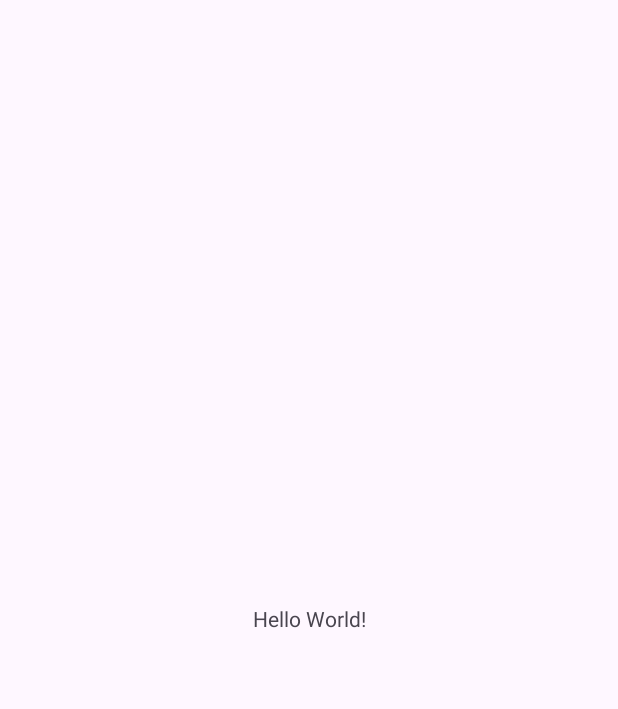
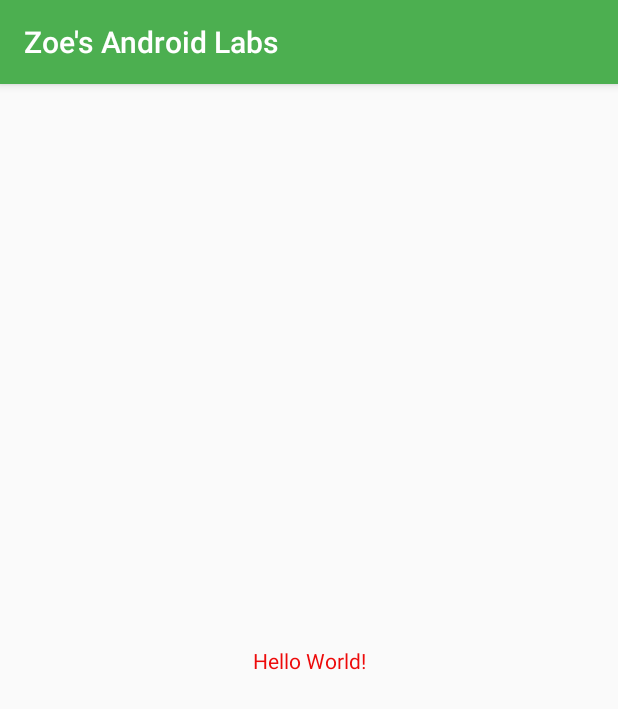
Before and after one commit to ZHOU-1234567/MyAndroidLabs, an Android app: the screen it shows after launch (MainActivity), on a phone screen of 412 x 824 dp. Before the commit the part shown is almost empty. Shown: the top 709 px of the screen. Run offline under Robolectric (Android 15) with nearby library versions, the phone set to English and light mode, and no system bars.

Commit message:
Second commit: changed the icon and app colours

```diff
--- a/app/src/main/AndroidManifest.xml
+++ b/app/src/main/AndroidManifest.xml
@@ -6,9 +6,8 @@
         android:allowBackup="true"
         android:dataExtractionRules="@xml/data_extraction_rules"
         android:fullBackupContent="@xml/backup_rules"
-        android:icon="@mipmap/ic_launcher"
+        android:icon="@drawable/app_icon"
         android:label="@string/app_name"
-        android:roundIcon="@mipmap/ic_launcher_round"
         android:supportsRtl="true"
         android:theme="@style/Theme.ZoesAndroidLabs"
         tools:targetApi="31">
--- a/app/src/main/res/mipmap-anydpi/ic_launcher.xml
+++ /dev/null
@@ -1,6 +0,0 @@
-<?xml version="1.0" encoding="utf-8"?>
-<adaptive-icon xmlns:android="http://schemas.android.com/apk/res/android">
-    <background android:drawable="@drawable/ic_launcher_background" />
-    <foreground android:drawable="@drawable/ic_launcher_foreground" />
-    <monochrome android:drawable="@drawable/ic_launcher_foreground" />
-</adaptive-icon>
--- a/app/src/main/res/mipmap-anydpi/ic_launcher_round.xml
+++ /dev/null
@@ -1,6 +0,0 @@
-<?xml version="1.0" encoding="utf-8"?>
-<adaptive-icon xmlns:android="http://schemas.android.com/apk/res/android">
-    <background android:drawable="@drawable/ic_launcher_background" />
-    <foreground android:drawable="@drawable/ic_launcher_foreground" />
-    <monochrome android:drawable="@drawable/ic_launcher_foreground" />
-</adaptive-icon>
--- a/app/src/main/res/values-night/themes.xml
+++ /dev/null
@@ -1,7 +0,0 @@
-<resources xmlns:tools="http://schemas.android.com/tools">
-    <!-- Base application theme. -->
-    <style name="Base.Theme.ZoesAndroidLabs" parent="Theme.Material3.DayNight.NoActionBar">
-        <!-- Customize your dark theme here. -->
-        <!-- <item name="colorPrimary">@color/my_dark_primary</item> -->
-    </style>
-</resources>
--- a/app/src/main/res/values/colors.xml
+++ b/app/src/main/res/values/colors.xml
@@ -1,5 +1,11 @@
 <?xml version="1.0" encoding="utf-8"?>
 <resources>
+    <color name="my_primary">#4CAF50</color>
+    <color name="my_secondary">#9C27B0</color>
+    <color name="my_statusbar">#FFEB3B</color>
+
+    <color name="my_text">#ED0A0A</color>
+
     <color name="black">#FF000000</color>
     <color name="white">#FFFFFFFF</color>
 </resources>
--- a/app/src/main/res/values/themes.xml
+++ b/app/src/main/res/values/themes.xml
@@ -1,6 +1,18 @@
 <resources xmlns:tools="http://schemas.android.com/tools">
     <!-- Base application theme. -->
-    <style name="Base.Theme.ZoesAndroidLabs" parent="Theme.Material3.DayNight.NoActionBar">
+    <style name="Base.Theme.ZoesAndroidLabs" parent="Theme.AppCompat.Light.DarkActionBar">
+        <!-- Primary brand color. -->
+        <item name="colorPrimary">@color/my_primary</item>
+
+        <!-- Secondary brand color. -->
+        <item name="colorSecondary">@color/my_secondary</item>
+
+        <!-- Status bar color. -->
+        <item name="android:statusBarColor">@color/my_statusbar</item>
+
+        <!-- Text color. -->
+        <item name="android:textColor">@color/my_text</item>
+
         <!-- Customize your light theme here. -->
         <!-- <item name="colorPrimary">@color/my_light_primary</item> -->
     </style>
```
Also changed, not shown: app/src/main/res/drawable/app_icon.png (added), app/src/main/res/mipmap-hdpi/ic_launcher.webp (deleted), app/src/main/res/mipmap-hdpi/ic_launcher_round.webp (deleted), app/src/main/res/mipmap-mdpi/ic_launcher.webp (deleted), app/src/main/res/mipmap-mdpi/ic_launcher_round.webp (deleted), app/src/main/res/mipmap-xhdpi/ic_launcher.webp (deleted), app/src/main/res/mipmap-xhdpi/ic_launcher_round.webp (deleted), app/src/main/res/mipmap-xxhdpi/ic_launcher.webp (deleted), app/src/main/res/mipmap-xxhdpi/ic_launcher_round.webp (deleted), app/src/main/res/mipmap-xxxhdpi/ic_launcher.webp (deleted), app/src/main/res/mipmap-xxxhdpi/ic_launcher_round.webp (deleted).
